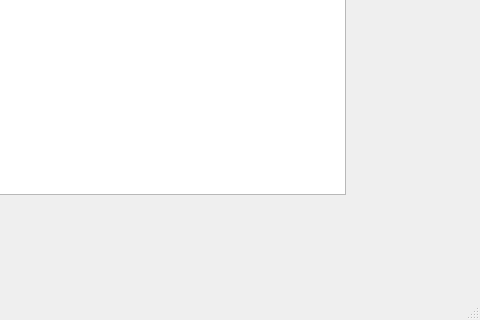
Old version of the form main.ui in the repository MikhailNagibin/Espresso; both pictures show x 320 to 800 and y 280 to 600 of the 800 by 600 pixel window.
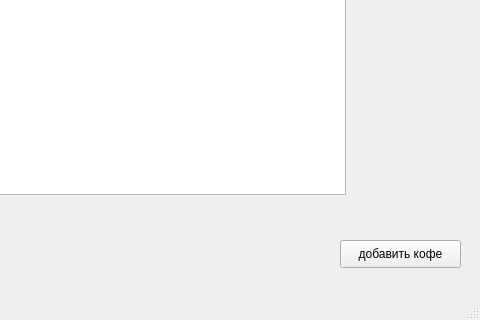
New version of the form.

```diff
--- a/main.ui
+++ b/main.ui
@@ -24,6 +24,19 @@
      </rect>
     </property>
    </widget>
+   <widget class="QPushButton" name="pushButton">
+    <property name="geometry">
+     <rect>
+      <x>660</x>
+      <y>520</y>
+      <width>121</width>
+      <height>28</height>
+     </rect>
+    </property>
+    <property name="text">
+     <string>добавить кофе</string>
+    </property>
+   </widget>
   </widget>
   <widget class="QMenuBar" name="menubar">
    <property name="geometry">
```
Left out of the diff: 2 changed lines with no effect on the pictures.
